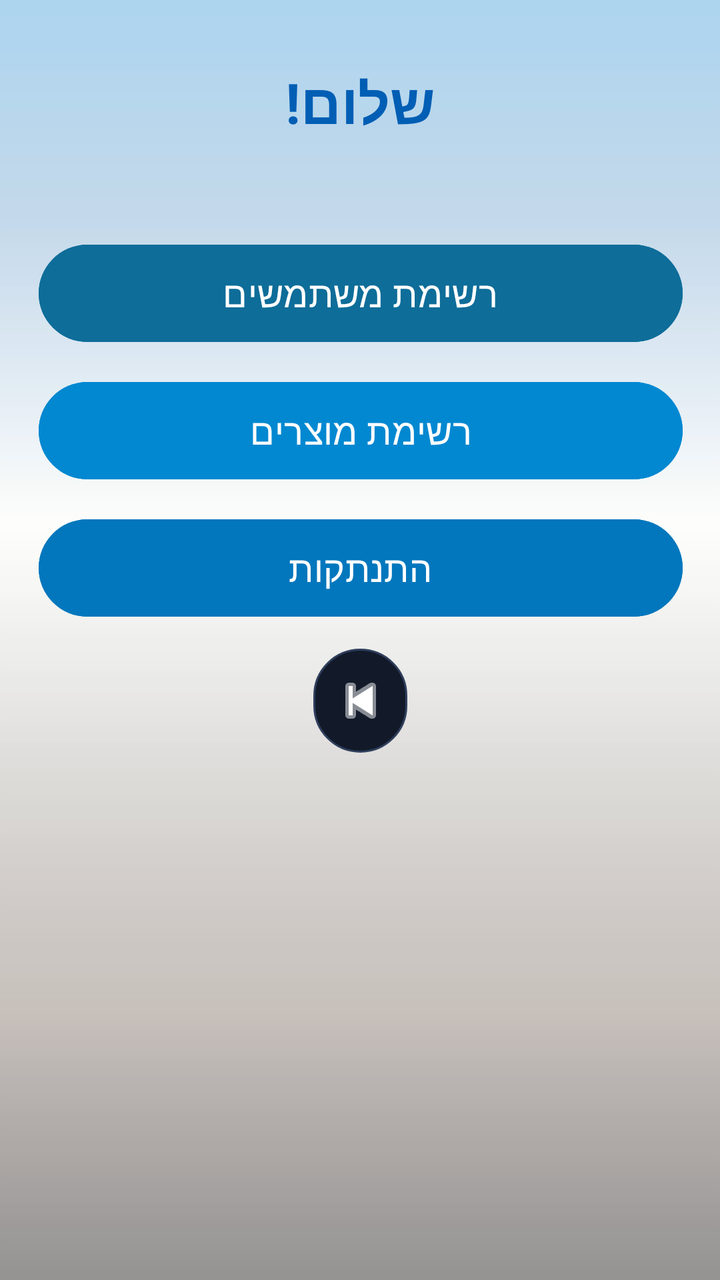
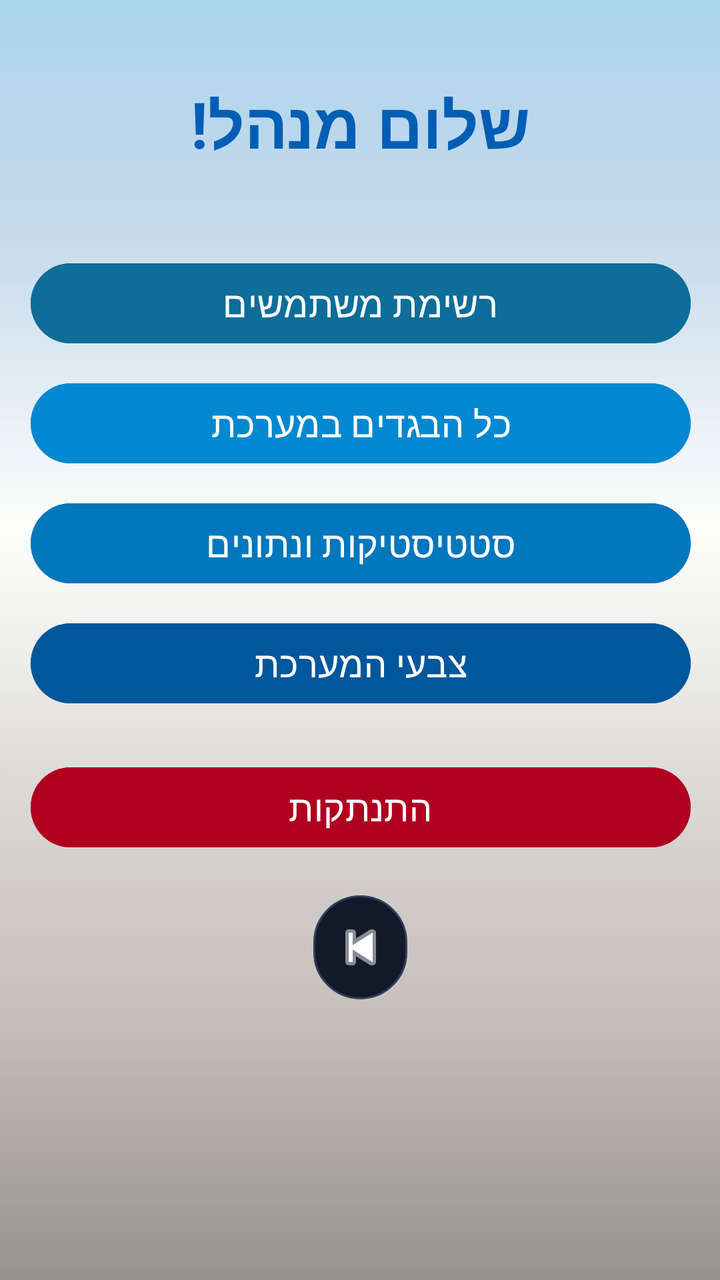

Compare the two renders of this Android layout. The source of the first and the diff that turns it into the second are given below.
<!-- AndroidManifest.xml: application theme Theme.ProjectX -->
<!-- res/layout/activity_adminpage.xml -->
<?xml version="1.0" encoding="utf-8"?>
<androidx.constraintlayout.widget.ConstraintLayout
    xmlns:android="http://schemas.android.com/apk/res/android"
    xmlns:app="http://schemas.android.com/apk/res-auto"
    xmlns:tools="http://schemas.android.com/tools"
    android:layout_width="match_parent"
    android:layout_height="match_parent">

    
    <ImageView
        android:id="@+id/backgroundImage"
        android:layout_width="0dp"
        android:layout_height="0dp"
        android:scaleType="centerCrop"
        android:src="@drawable/back9"
        app:layout_constraintTop_toTopOf="parent"
        app:layout_constraintBottom_toBottomOf="parent"
        app:layout_constraintStart_toStartOf="parent"
        app:layout_constraintEnd_toEndOf="parent"/>

    
    <TextView
        android:id="@+id/tvGreeting"
        android:layout_width="0dp"
        android:layout_height="wrap_content"
        android:text="שלום!"
        android:textSize="28sp"
        android:textStyle="bold"
        android:textColor="#005EB4"
        android:gravity="center"
        android:layout_marginTop="32dp"
        app:layout_constraintTop_toTopOf="parent"
        app:layout_constraintStart_toStartOf="parent"
        app:layout_constraintEnd_toEndOf="parent"/>

    
    <LinearLayout
        android:id="@+id/menuBox"
        android:layout_width="370dp"
        android:layout_height="605dp"
        android:layout_margin="24dp"
        android:orientation="vertical"
        android:padding="24dp"
        app:layout_constraintEnd_toEndOf="parent"
        app:layout_constraintStart_toStartOf="parent"
        app:layout_constraintTop_toBottomOf="@id/tvGreeting">

        <Button
            android:id="@+id/btnUserList"
            android:layout_width="match_parent"
            android:layout_height="wrap_content"
            android:layout_marginBottom="12dp"
            android:backgroundTint="#0E6D99"
            android:padding="12dp"
            android:text="רשימת משתמשים"
            android:textColor="#FFFFFF"
            android:textSize="18sp" />

        <Button
            android:id="@+id/itemlist"
            android:layout_width="match_parent"
            android:layout_height="wrap_content"
            android:layout_marginBottom="12dp"
            android:backgroundTint="#0288D1"
            android:padding="12dp"
            android:text="רשימת מוצרים"
            android:textColor="#FFFFFF"
            android:textSize="18sp" />

        <Button
            android:id="@+id/btnLogout"
            android:layout_width="322dp"
            android:layout_height="wrap_content"

            android:backgroundTint="#0277BD"
            android:padding="12dp"
            android:text="התנתקות"
            android:textColor="#FFFFFF"
            android:textSize="18sp" />

        <ImageButton
            android:id="@+id/btnBack"
            android:layout_width="47dp"
            android:layout_height="52dp"
            android:layout_gravity="center"
            android:layout_marginTop="12dp"
            android:background="@drawable/btn_circle_dark"
            android:scaleType="centerInside"
            android:src="@android:drawable/ic_media_previous"
            app:tint="#FFFFFF" />

    </LinearLayout>

</androidx.constraintlayout.widget.ConstraintLayout>
<!-- resources referenced by this layout -->
<resources>
  <!-- drawable back9: jpg bitmap (drawable, 6819 bytes) -->
  <!-- drawable btn_circle_dark (drawable) -->
  <?xml version="1.0" encoding="utf-8"?>
  <shape xmlns:android="http://schemas.android.com/apk/res/android">
      <solid android:color="#121A2A"/>
      <corners android:radius="50dp"/>
      <stroke android:width="1dp" android:color="#2F3E5C"/>
  </shape>
  <style name="Theme.ProjectX" parent="Base.Theme.ProjectX" />
  <style name="Base.Theme.ProjectX" parent="Theme.Material3.DayNight.NoActionBar">
          
          
      </style>
</resources>

<!-- the commit's change to res/layout/activity_adminpage.xml (unified diff, before → after) -->
@@ -4,9 +4,9 @@
     xmlns:app="http://schemas.android.com/apk/res-auto"
     xmlns:tools="http://schemas.android.com/tools"
     android:layout_width="match_parent"
-    android:layout_height="match_parent">
+    android:layout_height="match_parent"
+    tools:context=".Adminpage">
 
-    
     <ImageView
         android:id="@+id/backgroundImage"
         android:layout_width="0dp"
@@ -18,29 +18,27 @@
         app:layout_constraintStart_toStartOf="parent"
         app:layout_constraintEnd_toEndOf="parent"/>
 
-    
     <TextView
         android:id="@+id/tvGreeting"
         android:layout_width="0dp"
         android:layout_height="wrap_content"
-        android:text="שלום!"
-        android:textSize="28sp"
+        android:text="שלום מנהל!"
+        android:textSize="32sp"
         android:textStyle="bold"
         android:textColor="#005EB4"
         android:gravity="center"
-        android:layout_marginTop="32dp"
+        android:layout_marginTop="40dp"
         app:layout_constraintTop_toTopOf="parent"
         app:layout_constraintStart_toStartOf="parent"
         app:layout_constraintEnd_toEndOf="parent"/>
 
-    
     <LinearLayout
         android:id="@+id/menuBox"
         android:layout_width="370dp"
-        android:layout_height="605dp"
+        android:layout_height="wrap_content"
         android:layout_margin="24dp"
         android:orientation="vertical"
-        android:padding="24dp"
+        android:padding="20dp"
         app:layout_constraintEnd_toEndOf="parent"
         app:layout_constraintStart_toStartOf="parent"
         app:layout_constraintTop_toBottomOf="@id/tvGreeting">
@@ -51,7 +49,6 @@
             android:layout_height="wrap_content"
             android:layout_marginBottom="12dp"
             android:backgroundTint="#0E6D99"
-            android:padding="12dp"
             android:text="רשימת משתמשים"
             android:textColor="#FFFFFF"
             android:textSize="18sp" />
@@ -62,18 +59,35 @@
             android:layout_height="wrap_content"
             android:layout_marginBottom="12dp"
             android:backgroundTint="#0288D1"
-            android:padding="12dp"
-            android:text="רשימת מוצרים"
+            android:text="כל הבגדים במערכת"
+            android:textColor="#FFFFFF"
+            android:textSize="18sp" />
+
+        <Button
+            android:id="@+id/btnStats"
+            android:layout_width="match_parent"
+            android:layout_height="wrap_content"
+            android:layout_marginBottom="12dp"
+            android:backgroundTint="#0277BD"
+            android:text="סטטיסטיקות ונתונים"
+            android:textColor="#FFFFFF"
+            android:textSize="18sp" />
+
+        <Button
+            android:id="@+id/btnManageApp"
+            android:layout_width="match_parent"
+            android:layout_height="wrap_content"
+            android:layout_marginBottom="24dp"
+            android:backgroundTint="#01579B"
+            android:text="צבעי המערכת"
             android:textColor="#FFFFFF"
             android:textSize="18sp" />
 
         <Button
             android:id="@+id/btnLogout"
-            android:layout_width="322dp"
+            android:layout_width="match_parent"
             android:layout_height="wrap_content"
-
-            android:backgroundTint="#0277BD"
-            android:padding="12dp"
+            android:backgroundTint="#B00020"
             android:text="התנתקות"
             android:textColor="#FFFFFF"
             android:textSize="18sp" />
@@ -83,7 +97,7 @@
             android:layout_width="47dp"
             android:layout_height="52dp"
             android:layout_gravity="center"
-            android:layout_marginTop="12dp"
+            android:layout_marginTop="20dp"
             android:background="@drawable/btn_circle_dark"
             android:scaleType="centerInside"
             android:src="@android:drawable/ic_media_previous"
